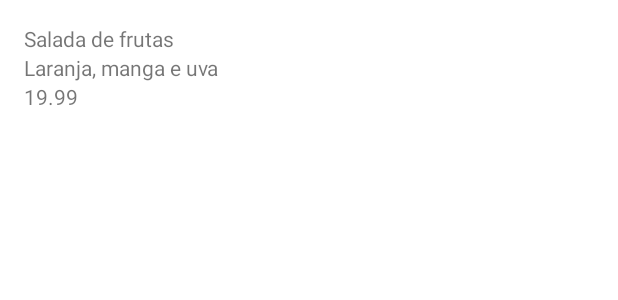
After one commit to Mariana-da-Costa/formacao-android-alura, an Android app: the layout item_produto.xml on its own in the app's theme, with its tools: preview values and no code run, on a phone screen of 412 x 824 dp. The commit adds this screen. Shown: the top 300 px of the screen. Run offline under Robolectric (Android 15) with nearby library versions, the phone set to English and light mode, and no system bars.

Commit message:
Criado layout e adição de dependências

```diff
--- a/Orgs/app/build.gradle
+++ b/Orgs/app/build.gradle
@@ -32,7 +32,6 @@ android {
 }
 
 dependencies {
-
     implementation 'androidx.core:core-ktx:1.7.0'
     implementation 'androidx.appcompat:appcompat:1.4.2'
     implementation 'com.google.android.material:material:1.6.1'
--- a/Orgs/app/src/main/AndroidManifest.xml
+++ b/Orgs/app/src/main/AndroidManifest.xml
@@ -12,7 +12,7 @@
         android:supportsRtl="true"
         android:theme="@style/Theme.Orgs"
         tools:targetApi="31">
-        <activity android:name=".MainActivity"
+        <activity android:name=".ui.view.MainActivity"
             android:exported="true">
             <intent-filter>
                 <action android:name="android.intent.action.MAIN"/>
--- a/Orgs/app/src/main/java/me/mariana/orgs/model/pessoa.kt
+++ /dev/null
@@ -1,3 +0,0 @@
-package me.mariana.orgs.model
-
-data class pessoa(val nome: String)
--- a/Orgs/app/src/main/java/me/mariana/orgs/MainActivity.kt
+++ b/Orgs/app/src/main/java/me/mariana/orgs/ui/view/MainActivity.kt
@@ -1,9 +1,9 @@
-package me.mariana.orgs
+package me.mariana.orgs.ui.view
 
 import android.app.Activity
 import android.os.Bundle
 import android.widget.TextView
-import android.widget.Toast
+import me.mariana.orgs.R
 
 class MainActivity : Activity() {
     override fun onCreate(savedInstanceState: Bundle?) {
--- /dev/null
+++ b/Orgs/app/src/main/res/layout/item_produto.xml
@@ -0,0 +1,40 @@
+<?xml version="1.0" encoding="utf-8"?>
+<androidx.constraintlayout.widget.ConstraintLayout xmlns:android="http://schemas.android.com/apk/res/android"
+    xmlns:app="http://schemas.android.com/apk/res-auto"
+    xmlns:tools="http://schemas.android.com/tools"
+    android:layout_width="match_parent"
+    android:layout_height="wrap_content">
+
+    <TextView
+        android:id="@+id/tv_nome"
+        android:layout_width="0dp"
+        android:layout_height="wrap_content"
+        android:layout_margin="16dp"
+        app:layout_constraintEnd_toEndOf="parent"
+        app:layout_constraintStart_toStartOf="parent"
+        app:layout_constraintTop_toTopOf="parent"
+        tools:text="Salada de frutas" />
+
+    <TextView
+        android:id="@+id/tv_descricao"
+        android:layout_width="0dp"
+        android:layout_height="wrap_content"
+        android:layout_marginStart="16dp"
+        android:layout_marginEnd="16dp"
+        app:layout_constraintEnd_toEndOf="parent"
+        app:layout_constraintStart_toStartOf="parent"
+        app:layout_constraintTop_toBottomOf="@id/tv_nome"
+        tools:text="Laranja, manga e uva" />
+
+    <TextView
+        android:id="@+id/tv_valor"
+        android:layout_width="0dp"
+        android:layout_height="wrap_content"
+        android:layout_marginStart="16dp"
+        android:layout_marginEnd="16dp"
+        app:layout_constraintEnd_toEndOf="parent"
+        app:layout_constraintStart_toStartOf="parent"
+        app:layout_constraintTop_toBottomOf="@id/tv_descricao"
+        tools:text="19.99" />
+
+</androidx.constraintlayout.widget.ConstraintLayout>
```
Also changed, not shown: Orgs/app/src/main/java/me/mariana/orgs/model/Produto.kt (added, +9 -0 lines), Orgs/app/src/main/res/layout/activity_main.xml (+0 -29 lines).
